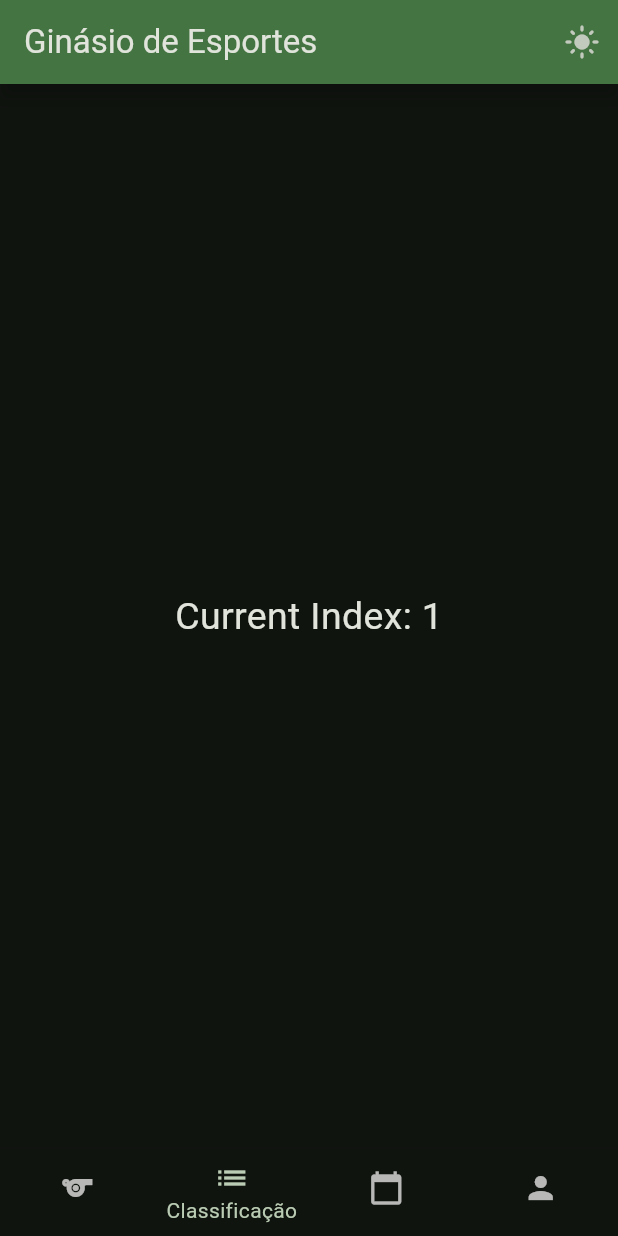
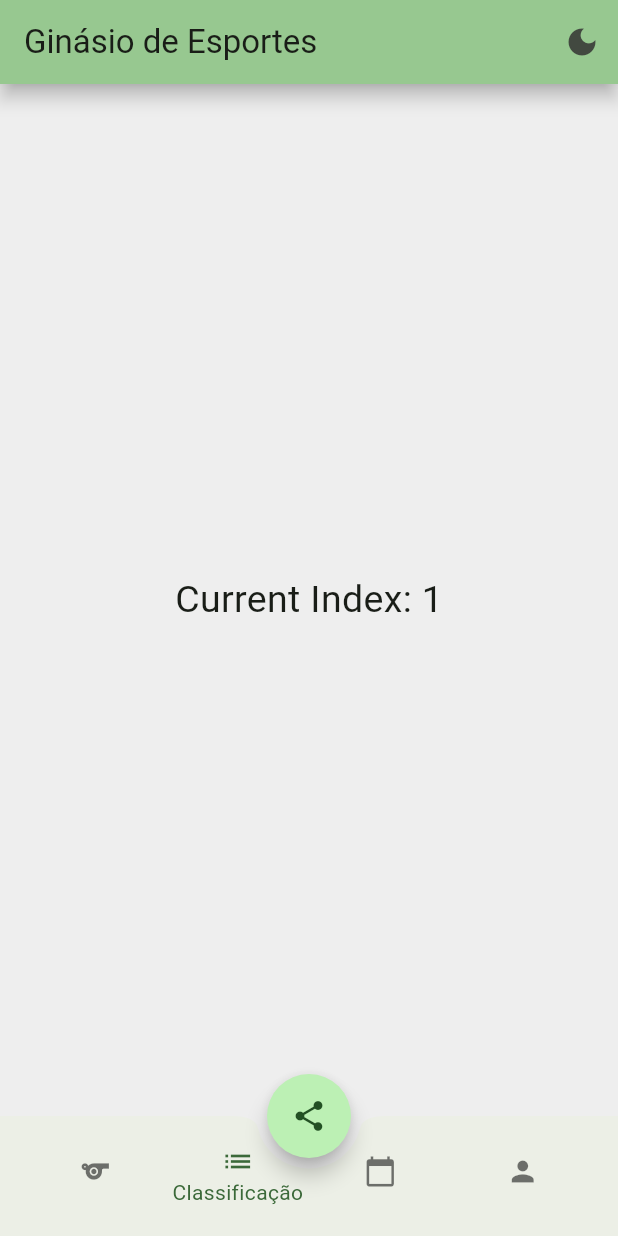
Before and after one commit to guirodriguezz/ProjetosFlutter, a Flutter app: the screen it shows after launch, item 2 of the bottom bar chosen, on a phone screen of 412 x 824 dp. Run offline on Flutter 3.47's test engine with Material 3 defaults, Android fonts, the phone set to English and light mode, and no system bars.

Commit message:
Mesclando BottomNavigationBar com BottomAppBar.

```diff
--- a/lib/main.dart
+++ b/lib/main.dart
@@ -13,7 +13,7 @@
 }
 
 class _SportsGymAppState extends State<SportsGymApp> {
-  ThemeMode currentThemeMode = ThemeMode.dark;
+  ThemeMode currentThemeMode = ThemeMode.light;
 
   void toggleThemeMode() {
     setState(() {
--- a/lib/sports_gym.dart
+++ b/lib/sports_gym.dart
@@ -46,8 +46,21 @@ class _SportsGymState extends State<SportsGym> {
       body: Center(
         child: Text('Current Index: $currentIndex'),
       ),
-      bottomNavigationBar: BottomNavigationBar(
+      floatingActionButton: FloatingActionButton(
+        shape: RoundedRectangleBorder(borderRadius: BorderRadius.circular(30)),
+        onPressed: () {},
+        child: const Icon(Icons.share),
+      ),
+      floatingActionButtonLocation: FloatingActionButtonLocation.centerDocked,
+      bottomNavigationBar: BottomAppBar(
+        elevation: 10,
+        notchMargin: 7,
+        shape: const CircularNotchedRectangle(),
+        child: BottomNavigationBar(
           type: BottomNavigationBarType.fixed,
+          backgroundColor: Colors.transparent,
+          elevation: 0,
+          iconSize: 22,
           showUnselectedLabels: false,
           currentIndex: currentIndex,
           onTap: onItemPressed,
@@ -68,7 +81,9 @@ class _SportsGymState extends State<SportsGym> {
               icon: Icon(Icons.person),
               label: Strings.profile,
             ),
-          ]),
+          ],
+        ),
+      ),
     );
   }
 }
```
